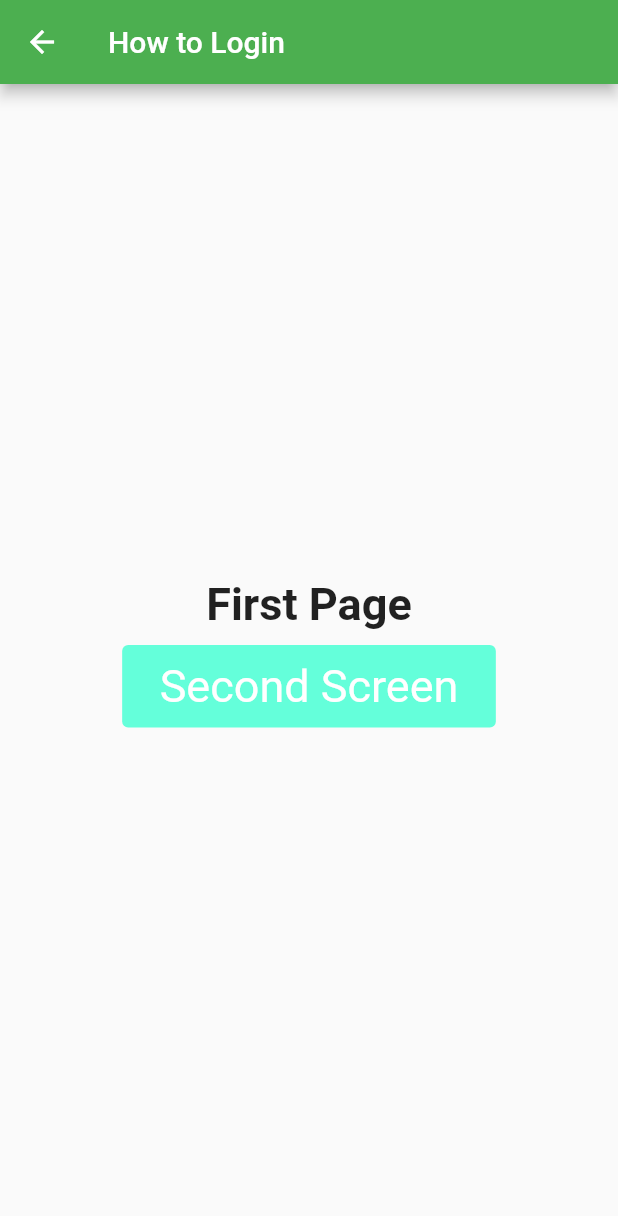
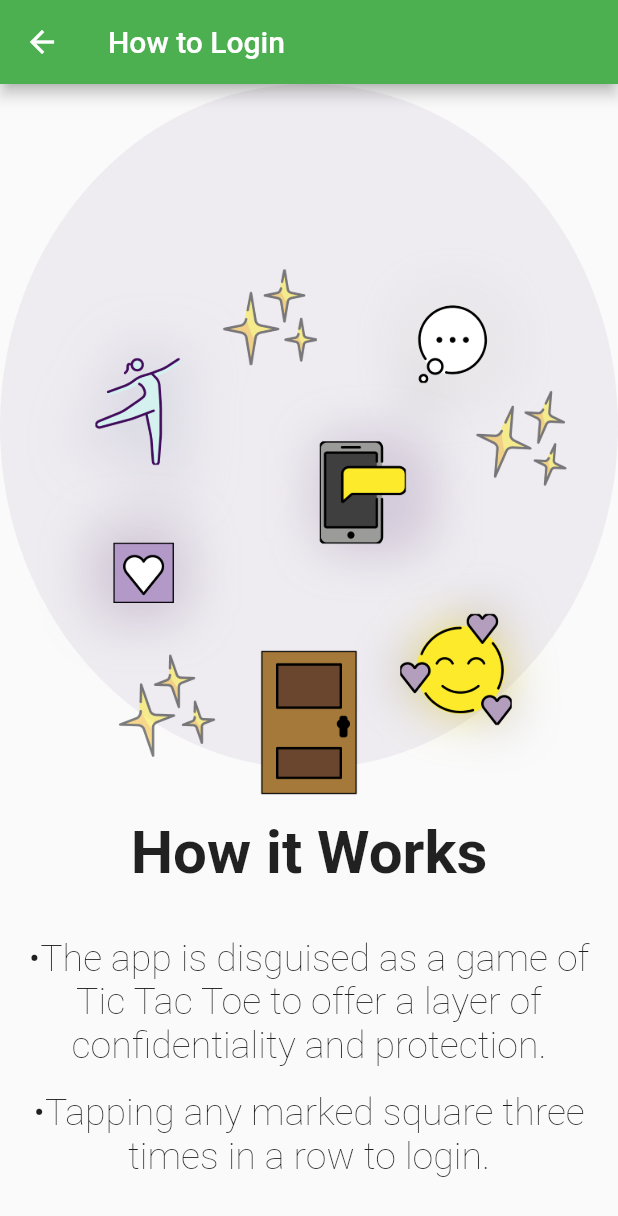
Before and after one commit to 2023-opportunity-hack/Huskies-and-Skyler--MobileAppforTeens-RebuildaprototypewithSecurityandUsability, a Flutter app: the Firstpage screen opened by its route, on a phone screen of 412 x 824 dp. Shown: the top 1216 px of the screen. Run offline on Flutter 3.47's test engine with Material 2 defaults, Android fonts, the phone set to English and light mode, and no system bars; Roboto replaces fonts that are missing (Plus Jakarta Sans, Tahoma, Times New Roman).

Commit message:
added skylers page

```diff
--- a/test_app/lib/Firstpage.dart
+++ b/test_app/lib/Firstpage.dart
@@ -13,42 +13,74 @@ class _FirstpageState extends State<Firstpage> {
       appBar: AppBar(
         title: Text("How to Login"),
       ),
-      body: Center(
+      body: Container(
         child: Column(
-          mainAxisAlignment: MainAxisAlignment.center,
+          crossAxisAlignment: CrossAxisAlignment.center,
+          mainAxisSize: MainAxisSize.max,
+          mainAxisAlignment: MainAxisAlignment.end,
           children: <Widget>[
-            Text(
-              'First Page',
-              textAlign: TextAlign.center,
-              style: TextStyle(
-                fontSize: 30.0,
-                fontFamily: "Tahoma",
-                fontWeight: FontWeight.w600,
-              ),
+            new Align(alignment: Alignment.center),
+            Image.asset('assets/safespacebg.png'),
+            new Text(
+                'How it Works',
+                textAlign: TextAlign.center,
+                style: TextStyle(
+                  fontSize: 40.0,
+                  fontFamily: "Plus Jakarta Sans",
+                  fontWeight: FontWeight.w600,
+                )
             ),
+            new Text('',),
+            new Text('',),
+            new Text(
+                '•The app is disguised as a game of Tic Tac Toe to offer a layer of confidentiality and protection.',
+                textAlign: TextAlign.center,
+                style: TextStyle(
+                  fontSize: 25.0,
+                  fontFamily: "Plus Jakarta Sans",
+                  fontWeight: FontWeight.w200,
+                )
+            ),
+            new Text('',),
+            new Text(
+                '•Tapping any marked square three times in a row to login.',
+                textAlign: TextAlign.center,
+                style: TextStyle(
+                  fontSize: 25,
+                  fontFamily: "Plus Jakarta Sans",
+                  fontWeight: FontWeight.w200,
+                )
+            ),
+            new Text('',),
+            new Text('',),
+            new Text('',),
             Padding(
               padding: EdgeInsets.all(10.0), // Add outer padding
               child: TextButton(
                 onPressed: () {
-                  Navigator.pushNamed(context, '/second');
+                  Navigator.pushNamed(context, '/tictactoe');
                 },
                 style: TextButton.styleFrom(
                   foregroundColor: Colors.white, padding: EdgeInsets.symmetric(
                   horizontal: 25.0, // Adjust horizontal padding as needed
-                  vertical: 10.0,   // Adjust vertical padding as needed
+                  vertical: 10.0, // Adjust vertical padding as needed
                 ),
-                  backgroundColor: Colors.tealAccent,
+                  backgroundColor: Color(0xFF683d7d),
                 ),
                 child: Text(
-                  "Second Screen",
+                  "Enter ➩",
                   style: TextStyle(
                     fontSize: 30.0,
-                    fontFamily: "Times New Roman",
-                    fontWeight: FontWeight.w400,
+                    fontFamily: "Plus Jakarta Sans",
+                    fontWeight: FontWeight.w200,
                   ),
                 ),
               ),
-            )
+            ),
+            new Text('',),
+            new Text('',),
+            new Text('',),
+            new Text('',),
           ],
         ),
       ),
--- a/test_app/lib/tictactoe.dart
+++ b/test_app/lib/tictactoe.dart
@@ -2,8 +2,6 @@ import 'package:flutter/material.dart';
 import 'package:test_app/home_temp.dart';
 import 'package:flutter/services.dart';
 import 'package:test_app/utils.dart';
-
-
 
 
 Future main() async {
--- a/test_app/pubspec.yaml
+++ b/test_app/pubspec.yaml
@@ -59,8 +59,9 @@ flutter:
   uses-material-design: true
 
   # To add assets to your application, add an assets section, like this:
-#   assets:
-#     - assets/safespacebg.png
+  assets:
+    - assets/safespacebg.png
+    - assets/safespacebgv2.png
 
   # An image asset can refer to one or more resolution-specific "variants", see
   # https://flutter.dev/assets-and-images/#resolution-aware
```
Also changed, not shown: test_app/lib/main.dart (+40 -37 lines), test_app/assets/safespacebgv2.png (added).
